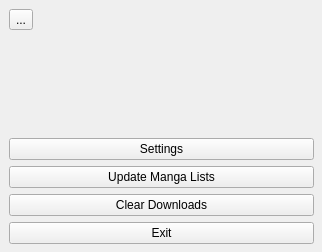
Before: the Qt Designer form widgets/menudialog.ui in Rain92/UltimateMangaReader, drawn with Qt 5.
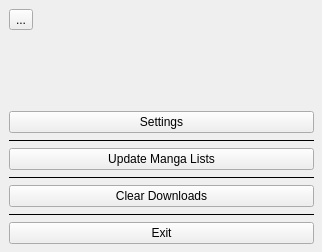
After: the same form once the commit is applied. Icons and pictures are not drawn.

Diff of the .ui file:
```diff
--- a/widgets/menudialog.ui
+++ b/widgets/menudialog.ui
@@ -83,6 +83,28 @@
      </property>
     </widget>
    </item>
+   <item>
+    <widget class="QFrame" name="frame">
+     <property name="sizePolicy">
+      <sizepolicy hsizetype="Preferred" vsizetype="Fixed">
+       <horstretch>0</horstretch>
+       <verstretch>0</verstretch>
+      </sizepolicy>
+     </property>
+     <property name="baseSize">
+      <size>
+       <width>0</width>
+       <height>1</height>
+      </size>
+     </property>
+     <property name="frameShape">
+      <enum>QFrame::HLine</enum>
+     </property>
+     <property name="frameShadow">
+      <enum>QFrame::Plain</enum>
+     </property>
+    </widget>
+   </item>
    <item>
     <widget class="QPushButton" name="pushButtonUpdateMangaList">
      <property name="focusPolicy">
@@ -93,6 +115,28 @@
      </property>
     </widget>
    </item>
+   <item>
+    <widget class="QFrame" name="frame_2">
+     <property name="sizePolicy">
+      <sizepolicy hsizetype="Preferred" vsizetype="Fixed">
+       <horstretch>0</horstretch>
+       <verstretch>0</verstretch>
+      </sizepolicy>
+     </property>
+     <property name="baseSize">
+      <size>
+       <width>0</width>
+       <height>1</height>
+      </size>
+     </property>
+     <property name="frameShape">
+      <enum>QFrame::HLine</enum>
+     </property>
+     <property name="frameShadow">
+      <enum>QFrame::Plain</enum>
+     </property>
+    </widget>
+   </item>
    <item>
     <widget class="QPushButton" name="pushButtonClearDownloads">
      <property name="focusPolicy">
@@ -103,6 +147,28 @@
      </property>
     </widget>
    </item>
+   <item>
+    <widget class="QFrame" name="frame_3">
+     <property name="sizePolicy">
+      <sizepolicy hsizetype="Preferred" vsizetype="Fixed">
+       <horstretch>0</horstretch>
+       <verstretch>0</verstretch>
+      </sizepolicy>
+     </property>
+     <property name="baseSize">
+      <size>
+       <width>0</width>
+       <height>1</height>
+      </size>
+     </property>
+     <property name="frameShape">
+      <enum>QFrame::HLine</enum>
+     </property>
+     <property name="frameShadow">
+      <enum>QFrame::Plain</enum>
+     </property>
+    </widget>
+   </item>
    <item>
     <widget class="QPushButton" name="pushButtonExit">
      <property name="focusPolicy">
```
